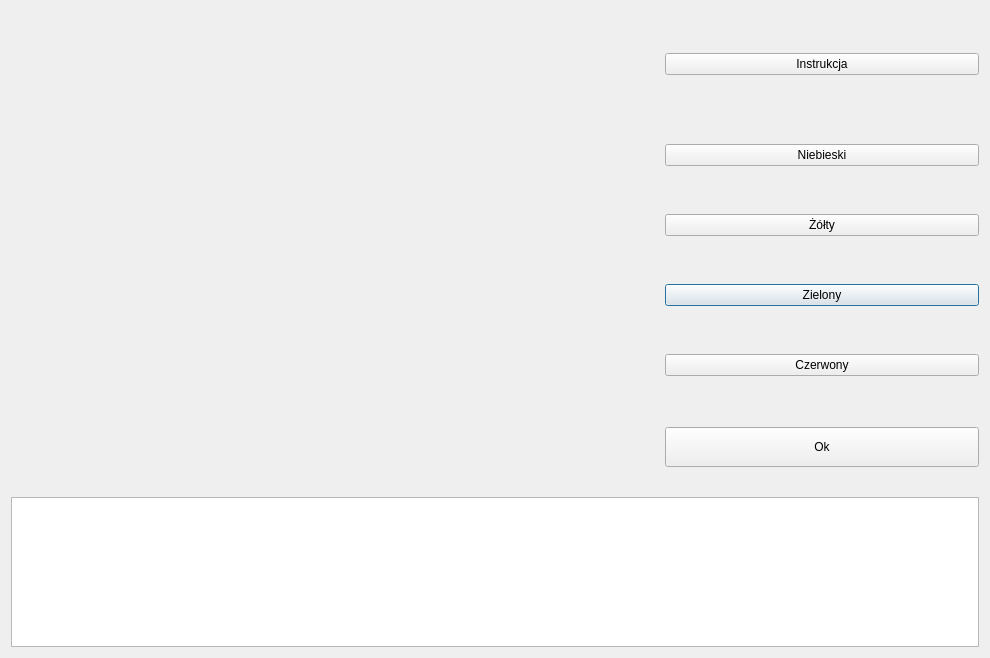
This is OpenCV/configuration.ui in tpyrek/BScThesis as Qt 5 draws it before an edit. The edited form follows.
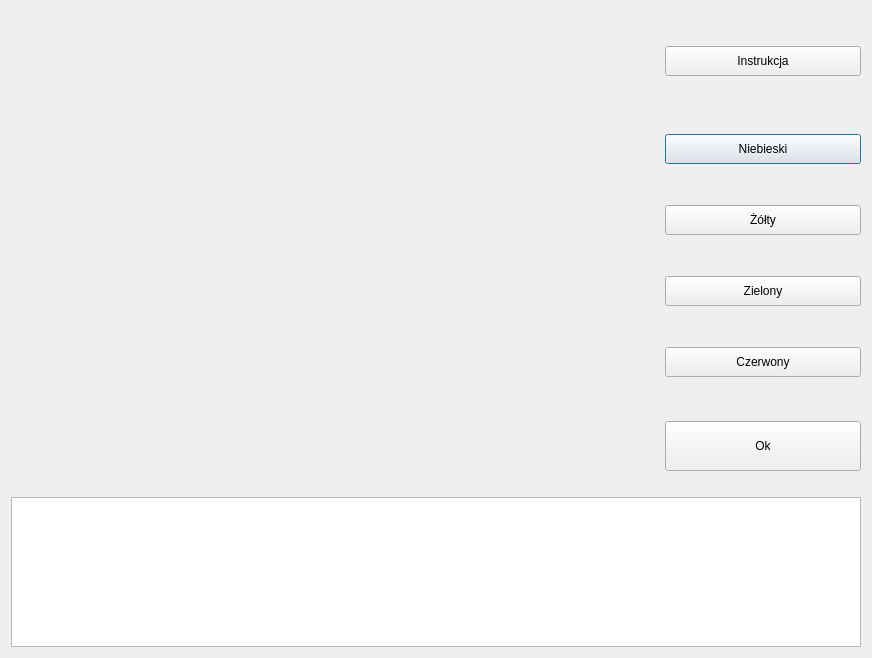
This is the edited form.

Commit message: ListWidgets instead of ListViews

Diff of the .ui file:
```diff
--- a/OpenCV/configuration.ui
+++ b/OpenCV/configuration.ui
@@ -6,7 +6,7 @@
    <rect>
     <x>0</x>
     <y>0</y>
-    <width>990</width>
+    <width>868</width>
     <height>656</height>
    </rect>
   </property>
@@ -19,63 +19,51 @@
      <property name="verticalSpacing">
       <number>6</number>
      </property>
-     <item row="3" column="1">
-      <widget class="QPushButton" name="setGreenPushButton">
-       <property name="text">
-        <string>Zielony</string>
-       </property>
-      </widget>
-     </item>
-     <item row="0" column="1">
-      <widget class="QPushButton" name="instructionPushButton">
-       <property name="text">
-        <string>Instrukcja</string>
-       </property>
-      </widget>
-     </item>
      <item row="1" column="1">
       <widget class="QPushButton" name="setBluePushButton">
+       <property name="minimumSize">
+        <size>
+         <width>0</width>
+         <height>30</height>
+        </size>
+       </property>
        <property name="text">
         <string>Niebieski</string>
        </property>
       </widget>
      </item>
-     <item row="4" column="1">
-      <widget class="QPushButton" name="setRedPushButton">
+     <item row="0" column="1">
+      <widget class="QPushButton" name="instructionPushButton">
+       <property name="minimumSize">
+        <size>
+         <width>0</width>
+         <height>30</height>
+        </size>
+       </property>
        <property name="text">
-        <string>Czerwony</string>
+        <string>Instrukcja</string>
        </property>
       </widget>
      </item>
      <item row="2" column="1">
       <widget class="QPushButton" name="setYellowPushButton">
+       <property name="minimumSize">
+        <size>
+         <width>0</width>
+         <height>30</height>
+        </size>
+       </property>
        <property name="text">
         <string>Żółty</string>
        </property>
       </widget>
      </item>
-     <item row="6" column="0" colspan="2">
-      <widget class="QListView" name="commandsListView">
-       <property name="minimumSize">
-        <size>
-         <width>0</width>
-         <height>150</height>
-        </size>
-       </property>
-       <property name="maximumSize">
-        <size>
-         <width>16777215</width>
-         <height>150</height>
-        </size>
-       </property>
-      </widget>
-     </item>
      <item row="5" column="1">
       <widget class="QPushButton" name="okPushButton">
        <property name="minimumSize">
         <size>
          <width>0</width>
-         <height>40</height>
+         <height>50</height>
         </size>
        </property>
        <property name="text">
@@ -99,8 +87,44 @@
        </property>
       </widget>
      </item>
+     <item row="4" column="1">
+      <widget class="QPushButton" name="setRedPushButton">
+       <property name="minimumSize">
+        <size>
+         <width>0</width>
+         <height>30</height>
+        </size>
+       </property>
+       <property name="text">
+        <string>Czerwony</string>
+       </property>
+      </widget>
+     </item>
+     <item row="3" column="1">
+      <widget class="QPushButton" name="setGreenPushButton">
+       <property name="minimumSize">
+        <size>
+         <width>0</width>
+         <height>30</height>
+        </size>
+       </property>
+       <property name="text">
+        <string>Zielony</string>
+       </property>
+      </widget>
+     </item>
     </layout>
    </item>
+   <item row="1" column="1">
+    <widget class="QListWidget" name="commandsListWidget">
+     <property name="minimumSize">
+      <size>
+       <width>850</width>
+       <height>150</height>
+      </size>
+     </property>
+    </widget>
+   </item>
   </layout>
  </widget>
  <resources/>
```
The commit also changes 4 other files.
